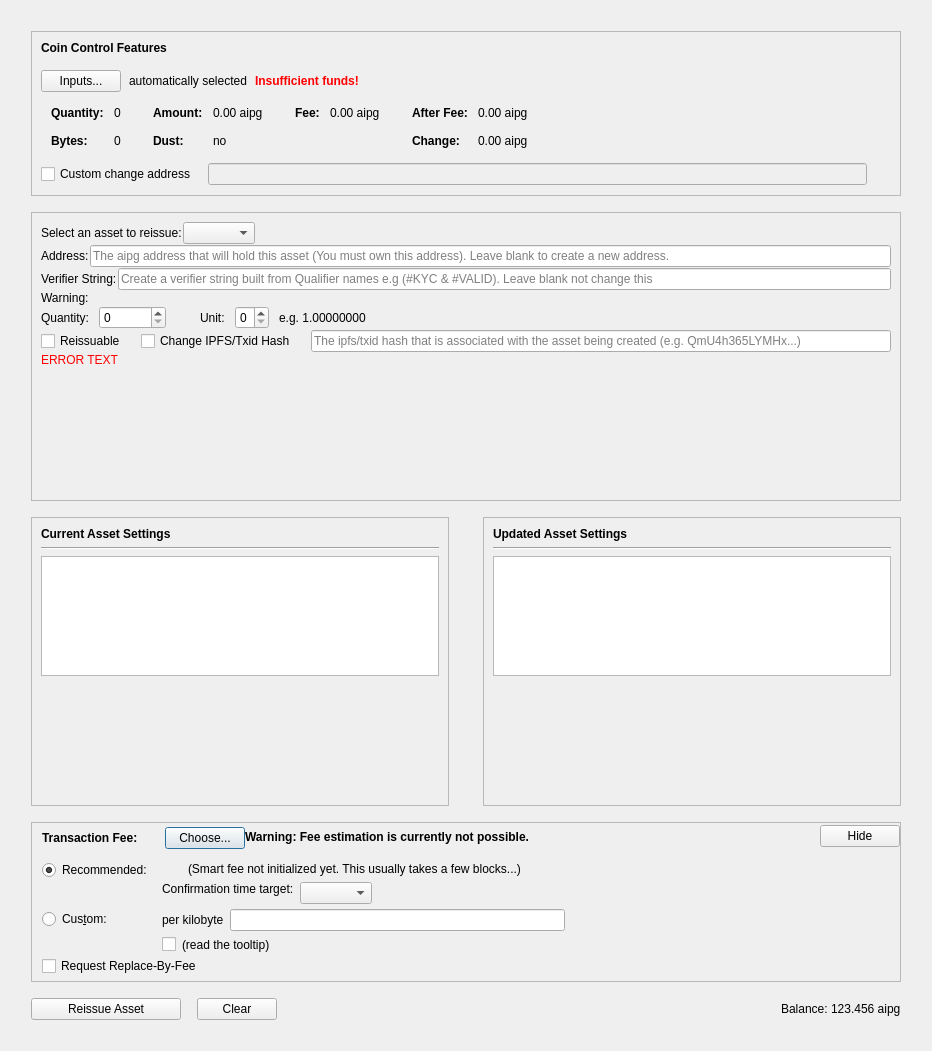
Before: the Qt Designer form src/qt/forms/reissueassetdialog.ui in AIPowerGrid/AI-Power-Grid-Core, drawn with Qt 5.
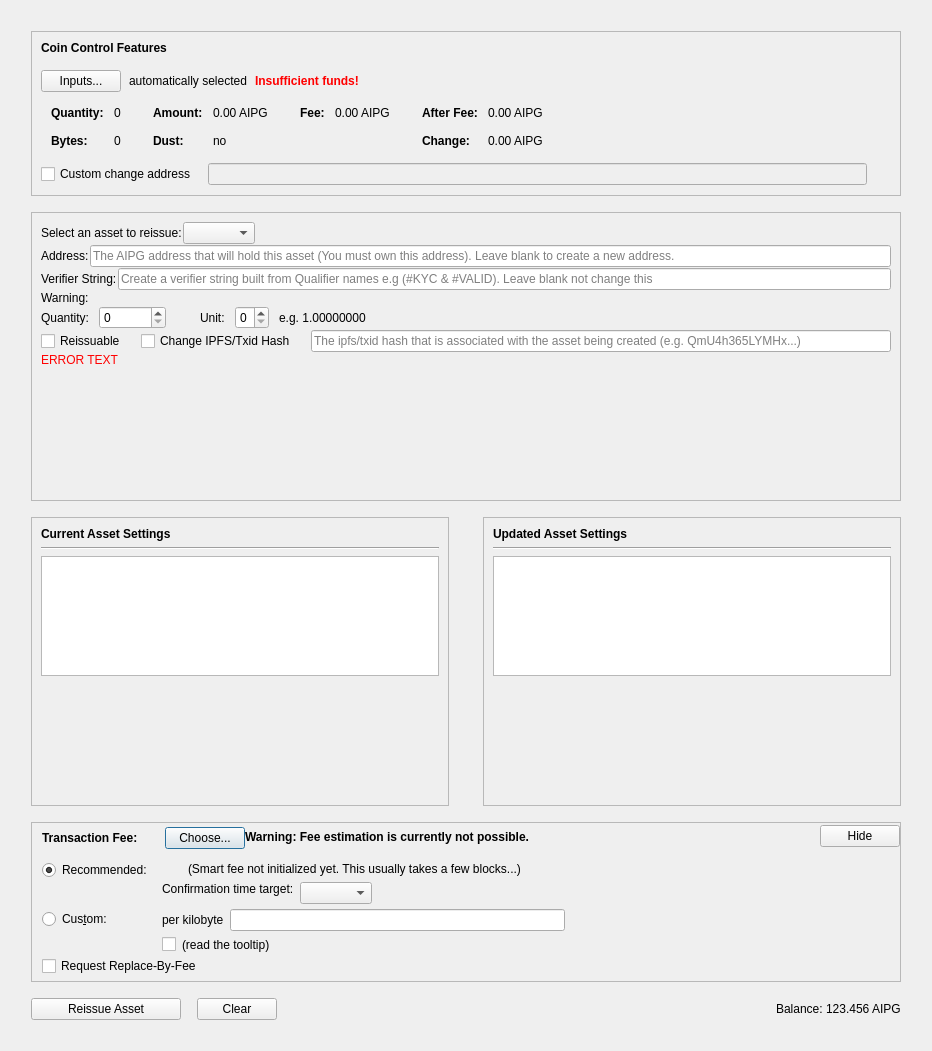
After: the same form once the commit is applied. Custom widgets are drawn as their Qt base class.

```diff
--- a/src/qt/forms/reissueassetdialog.ui
+++ b/src/qt/forms/reissueassetdialog.ui
@@ -320,7 +320,7 @@
                     <enum>Qt::ActionsContextMenu</enum>
                    </property>
                    <property name="text">
-                    <string notr="true">0.00 aipg</string>
+                    <string notr="true">0.00 AIPG</string>
                    </property>
                    <property name="textInteractionFlags">
                     <set>Qt::LinksAccessibleByMouse|Qt::TextSelectableByKeyboard|Qt::TextSelectableByMouse</set>
@@ -400,7 +400,7 @@
                     <enum>Qt::ActionsContextMenu</enum>
                    </property>
                    <property name="text">
-                    <string notr="true">0.00 aipg</string>
+                    <string notr="true">0.00 AIPG</string>
                    </property>
                    <property name="textInteractionFlags">
                     <set>Qt::LinksAccessibleByMouse|Qt::TextSelectableByKeyboard|Qt::TextSelectableByMouse</set>
@@ -451,7 +451,7 @@
                     <enum>Qt::ActionsContextMenu</enum>
                    </property>
                    <property name="text">
-                    <string notr="true">0.00 aipg</string>
+                    <string notr="true">0.00 AIPG</string>
                    </property>
                    <property name="textInteractionFlags">
                     <set>Qt::LinksAccessibleByMouse|Qt::TextSelectableByKeyboard|Qt::TextSelectableByMouse</set>
@@ -480,7 +480,7 @@
                     <enum>Qt::ActionsContextMenu</enum>
                    </property>
                    <property name="text">
-                    <string notr="true">0.00 aipg</string>
+                    <string notr="true">0.00 AIPG</string>
                    </property>
                    <property name="textInteractionFlags">
                     <set>Qt::LinksAccessibleByMouse|Qt::TextSelectableByKeyboard|Qt::TextSelectableByMouse</set>
@@ -648,7 +648,7 @@
                <string/>
               </property>
               <property name="placeholderText">
-               <string>The aipg address that will hold this asset (You must own this address). Leave blank to create a new address.</string>
+               <string>The AIPG address that will hold this asset (You must own this address). Leave blank to create a new address.</string>
               </property>
              </widget>
             </item>
@@ -1566,7 +1566,7 @@
          <item>
           <widget class="QLabel" name="labelBalance">
            <property name="text">
-            <string>123.456 aipg</string>
+            <string>123.456 AIPG</string>
            </property>
           </widget>
          </item>
```
Left out of the diff: 4 changed lines with no effect on the pictures.
